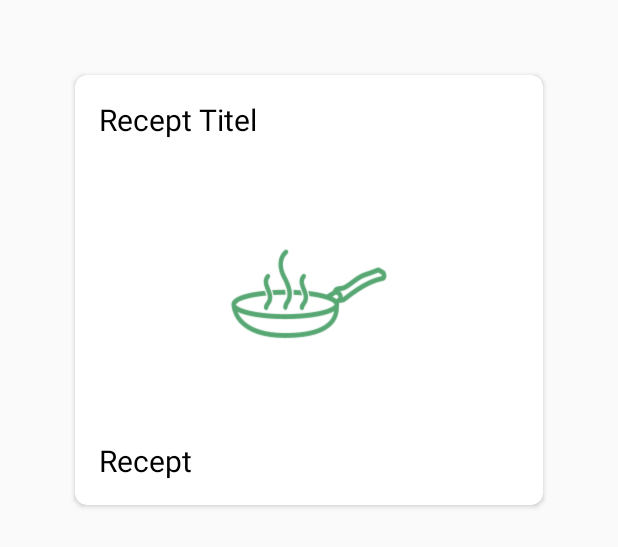
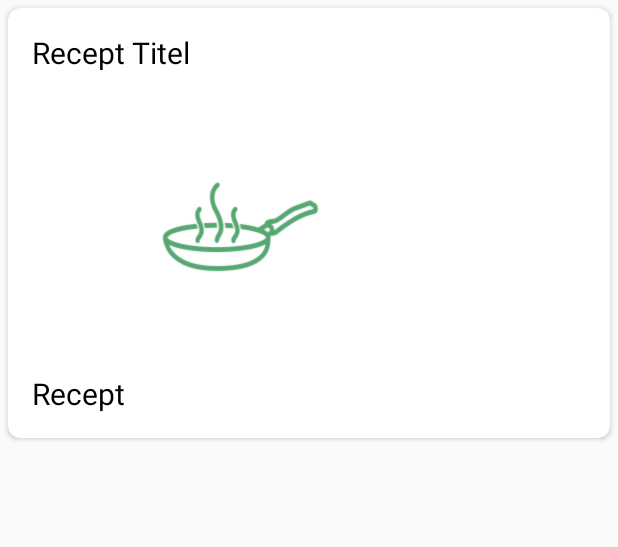
Before and after one commit to Bartjpj/s1103338_s1104467_iiatimd_app, an Android app: the layout recycler_card.xml on its own in the app's theme, with its tools: preview values and no code run, on a phone screen of 412 x 824 dp. Shown: the top 547 px of the screen. Run offline under Robolectric (Android 15) with nearby library versions, the phone set to English and light mode, and no system bars; network calls fail.

Commit message:
Cards layout beter -> katten test gefixed, evt veranderd
Signed-off-by: Bartjpj <bartstanjanssen@hotmail.com>

```diff
--- a/app/src/main/java/com/example/s1103338_s1104467_iiatimd_app/RecipeAdapter.java
+++ b/app/src/main/java/com/example/s1103338_s1104467_iiatimd_app/RecipeAdapter.java
@@ -6,6 +6,7 @@ import android.view.View;
 import android.view.ViewGroup;
 import android.widget.ImageView;
 import android.widget.TextView;
+import android.widget.Toast;
 
 import androidx.annotation.NonNull;
 import androidx.recyclerview.widget.RecyclerView;
@@ -23,13 +24,14 @@ public class RecipeAdapter extends RecyclerView.Adapter<RecipeAdapter.RecipeView
         mRecipeList = recipeList;
     }
 
+
     @NonNull
     @Override
     public RecipeViewHolder onCreateViewHolder(@NonNull ViewGroup parent, int viewType) {
         View v = LayoutInflater.from(mContext).inflate(R.layout.recycler_card, parent,false);
         return new RecipeViewHolder(v);
-    }
 
+}
     @Override
     public void onBindViewHolder(@NonNull RecipeViewHolder holder, int position) {
         RecipeItem currentItem = mRecipeList.get(position);
--- a/app/src/main/java/com/example/s1103338_s1104467_iiatimd_app/RecyclerRecepies.java
+++ b/app/src/main/java/com/example/s1103338_s1104467_iiatimd_app/RecyclerRecepies.java
@@ -8,6 +8,7 @@ import androidx.recyclerview.widget.RecyclerView;
 
 import android.content.Intent;
 import android.os.Bundle;
+import android.view.View;
 
 import com.android.volley.Request;
 import com.android.volley.RequestQueue;
@@ -47,6 +48,8 @@ public class RecyclerRecepies extends AppCompatActivity {
 //        recyclerViewAdapter = new ; vul hier de recycler db in
 //        recyclerView.setAdapter(recyclerViewAdapter);
     }
+
+
     private void parseJSON(){
         String url = "https://pixabay.com/api/?key=5303976-fd6581ad4ac165d1b75cc15b3&q=kitten&image_type=photo&pretty=true";
 //        String url = "http://iiatimd.test/api/recipes";
@@ -60,8 +63,8 @@ public class RecyclerRecepies extends AppCompatActivity {
                         JSONObject hit = jsonArray.getJSONObject(i);
 
                         //waardes uit array halen( de namen van database)
-                        String receptTitel = hit.getString("title");
-                        String imageURL = hit.getString("webformatURL");
+                        String receptTitel = hit.getString("user");
+                        String imageURL = hit.getString("previewURL");
 
                         mRecipeList.add(new RecipeItem( imageURL, receptTitel));
                     }
@@ -79,4 +82,5 @@ public class RecyclerRecepies extends AppCompatActivity {
         });
         mRequestQueue.add(request);
     }
+
 }
--- a/app/src/main/res/layout/recycler_card.xml
+++ b/app/src/main/res/layout/recycler_card.xml
@@ -3,17 +3,17 @@
     xmlns:tools="http://schemas.android.com/tools"
     android:layout_width="match_parent"
     android:layout_height="wrap_content"
-    android:layout_marginStart="50dp"
-    android:layout_marginLeft="10dp"
-    android:layout_marginTop="50dp"
-    android:layout_marginEnd="50dp"
-    android:layout_marginRight="10dp"
-    android:layout_marginBottom="50dp"
+    android:layout_marginStart="5dp"
+    android:layout_marginLeft="5dp"
+    android:layout_marginTop="5dp"
+    android:layout_marginEnd="5dp"
+    android:layout_marginRight="5dp"
+    android:layout_marginBottom="5dp"
     app:cardCornerRadius="8dp"
     xmlns:android="http://schemas.android.com/apk/res/android" >
 
     <LinearLayout
-            android:layout_width="match_parent"
+        android:layout_width="354dp"
         android:layout_height="wrap_content"
         android:orientation="vertical"
         android:padding="16dp">
@@ -32,9 +32,9 @@
 
         <ImageView
             android:id="@+id/image_view"
-                android:layout_width="match_parent"
+            android:layout_width="278dp"
             android:layout_height="200dp"
-                android:src="@drawable/logo_small_icon_only"/>
+            android:src="@drawable/logo_small_icon_only" />
 
         <TextView
             android:id="@+id/textView_recipe"
```
Lines whose indentation alone changed are shown as unchanged.
